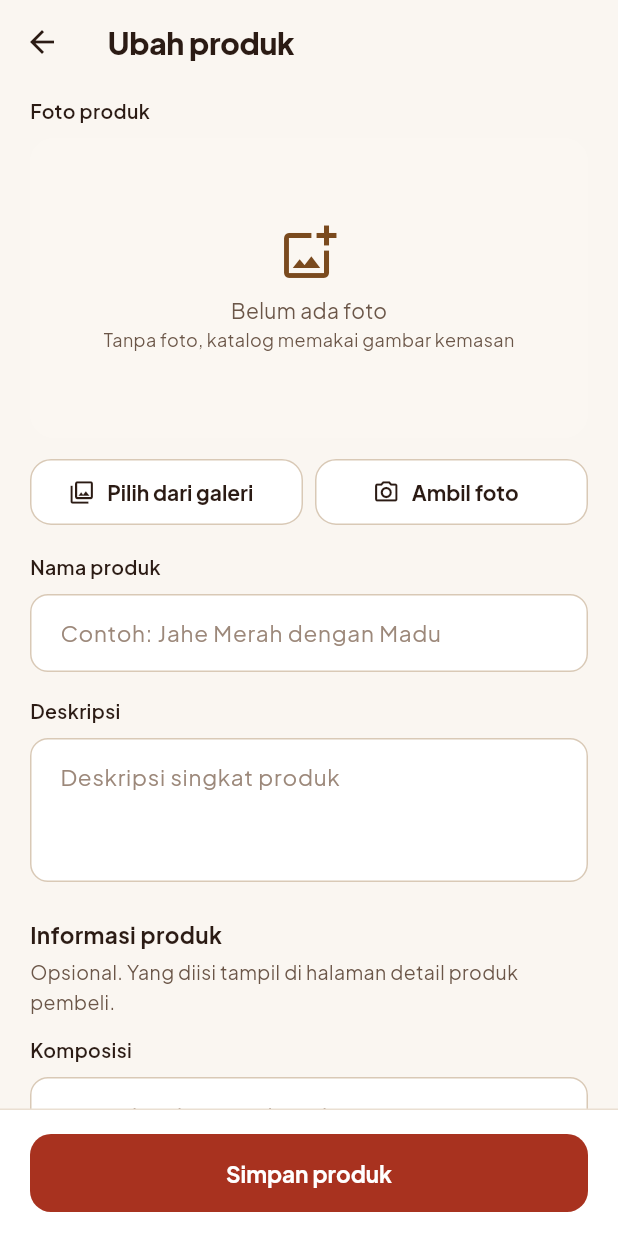
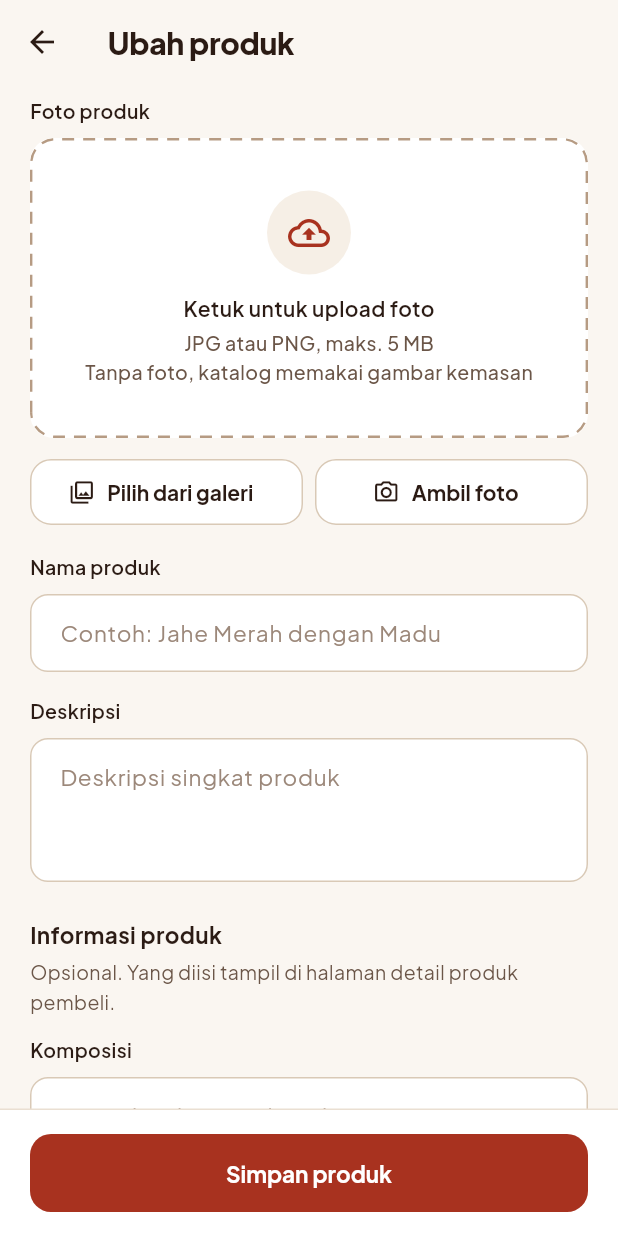
Before and after one commit to alwi-web/Jahe-Sabila-313.apk, a Flutter app: the AdminProductFormScreen screen opened directly with empty values, after a tap on "Hapus foto", on a phone screen of 412 x 824 dp. Run offline on Flutter 3.47's test engine with Material 3 defaults, Android fonts, the phone set to English and light mode, and no system bars; our stand-ins replace firebase_core, firebase_messaging, image_picker, pdf, printing, share_plus and 1 more; missing offline and left inert: excel; accounts and stored records are empty.

Commit message:
Kotak unggah foto produk bergaris putus-putus yang bisa diketuk (#23)
Area foto kosong sebelumnya berwarna hampir sama dengan latar sehingga tidak
terlihat. Sekarang berupa kotak putih bergaris tepi putus-putus; diketuk
membuka pilihan galeri atau kamera.


Claude-Session: https://claude.ai/code/session_01VnVquaV24vzXngisXNKw6i

Co-authored-by: Claude <noreply@anthropic.com>

```diff
--- a/lib/screens/admin/admin_product_form_screen.dart
+++ b/lib/screens/admin/admin_product_form_screen.dart
@@ -70,6 +70,30 @@ class _AdminProductFormScreenState extends State<AdminProductFormScreen> {
         d.removeImage = true;
       });
 
+  Future<void> _choosePhotoSource() async {
+    final source = await showModalBottomSheet<ImageSource>(
+      context: context,
+      builder: (ctx) => SafeArea(
+        child: Column(mainAxisSize: MainAxisSize.min, children: [
+          const SizedBox(height: 8),
+          ListTile(
+            leading: const Icon(Icons.photo_library_outlined),
+            title: const Text('Pilih dari galeri'),
+            onTap: () => Navigator.pop(ctx, ImageSource.gallery),
+          ),
+          ListTile(
+            leading: const Icon(Icons.photo_camera_outlined),
+            title: const Text('Ambil foto'),
+            onTap: () => Navigator.pop(ctx, ImageSource.camera),
+          ),
+          const SizedBox(height: 8),
+        ]),
+      ),
+    );
+    if (source != null) await _pick(source);
+  }
+
+  /// Kotak unggah foto: bergaris putus-putus saat kosong, ketuk untuk memilih foto.
   Widget _photoPreview() {
     Widget? img;
     if (d.newImageBytes != null) {
@@ -79,19 +103,34 @@ class _AdminProductFormScreenState extends State<AdminProductFormScreen> {
     } else if (!d.removeImage && d.imageUrl != null && d.imageUrl!.isNotEmpty) {
       img = Image.network(d.imageUrl!, fit: BoxFit.cover);
     }
-    return ClipRRect(
-      borderRadius: BorderRadius.circular(16),
-      child: Container(
-        height: 200,
-        width: double.infinity,
-        color: AppColors.paper,
-        child: img ??
-            const Column(mainAxisAlignment: MainAxisAlignment.center, children: [
-              Icon(Icons.add_photo_alternate_outlined, size: 40, color: AppColors.brown),
-              SizedBox(height: 8),
-              Text('Belum ada foto', style: TextStyle(color: AppColors.muted)),
-              Text('Tanpa foto, katalog memakai gambar kemasan', style: TextStyle(fontSize: 12, color: AppColors.muted)),
-            ]),
+    const radius = 16.0;
+    return Material(
+      color: img == null ? Colors.white : AppColors.paper,
+      borderRadius: BorderRadius.circular(radius),
+      clipBehavior: Clip.antiAlias,
+      child: InkWell(
+        onTap: _busy ? null : _choosePhotoSource,
+        child: CustomPaint(
+          foregroundPainter: img == null ? const _DashedBorderPainter(radius: radius) : null,
+          child: SizedBox(
+            height: 200,
+            width: double.infinity,
+            child: img ??
+                Column(mainAxisAlignment: MainAxisAlignment.center, children: [
+                  Container(
+                    width: 56,
+                    height: 56,
+                    decoration: const BoxDecoration(color: AppColors.cream, shape: BoxShape.circle),
+                    child: const Icon(Icons.cloud_upload_outlined, size: 28, color: AppColors.brand),
+                  ),
+                  const SizedBox(height: Gap.md),
+                  const Text('Ketuk untuk upload foto', style: AppText.bodyStrong),
+                  const SizedBox(height: Gap.xs),
+                  const Text('JPG atau PNG, maks. 5 MB', style: AppText.caption),
+                  const Text('Tanpa foto, katalog memakai gambar kemasan', style: AppText.caption),
+                ]),
+          ),
+        ),
       ),
     );
   }
@@ -296,3 +335,28 @@ class _AdminProductFormScreenState extends State<AdminProductFormScreen> {
     );
   }
 }
+
+/// Garis tepi putus-putus untuk kotak unggah foto.
+class _DashedBorderPainter extends CustomPainter {
+  const _DashedBorderPainter({required this.radius});
+
+  final double radius;
+
+  @override
+  void paint(Canvas canvas, Size size) {
+    final paint = Paint()
+      ..color = AppColors.brown.withValues(alpha: 0.55)
+      ..style = PaintingStyle.stroke
+      ..strokeWidth = 1.6;
+    final rect = RRect.fromRectAndRadius((Offset.zero & size).deflate(0.8), Radius.circular(radius));
+    const dash = 8.0, gap = 6.0;
+    for (final metric in (Path()..addRRect(rect)).computeMetrics()) {
+      for (var d = 0.0; d < metric.length; d += dash + gap) {
+        canvas.drawPath(metric.extractPath(d, d + dash), paint);
+      }
+    }
+  }
+
+  @override
+  bool shouldRepaint(_DashedBorderPainter old) => old.radius != radius;
+}
```
